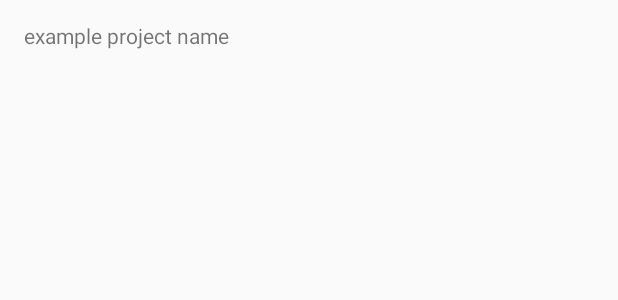
After one commit to thelsien/TeamworkProjectsList, an Android app: the layout list_row_projects.xml on its own in the app's theme, with its tools: preview values and no code run, on a phone screen of 412 x 824 dp. The commit adds this screen. Shown: the top 300 px of the screen. Run offline under Robolectric (Android 15) with nearby library versions, the phone set to English and light mode, and no system bars.

Commit message:
List populated with projects. Added adapter for list.

```diff
--- a/app/src/main/res/layout/fragment_projects_list.xml
+++ b/app/src/main/res/layout/fragment_projects_list.xml
@@ -21,6 +21,7 @@
         android:id="@+id/lv_projects"
         android:layout_width="match_parent"
         android:layout_height="wrap_content"
+        android:paddingTop="@dimen/padding_8dp"
         android:visibility="gone"/>
 
 </RelativeLayout>
--- /dev/null
+++ b/app/src/main/res/layout/list_row_projects.xml
@@ -0,0 +1,13 @@
+<?xml version="1.0" encoding="utf-8"?>
+<TextView xmlns:android="http://schemas.android.com/apk/res/android"
+    xmlns:tools="http://schemas.android.com/tools"
+    android:id="@+id/tv_project_name"
+    android:layout_width="match_parent"
+    android:layout_height="@dimen/list_row_single_line_height"
+    android:gravity="center_vertical"
+    android:lines="1"
+    android:paddingLeft="@dimen/padding_16dp"
+    android:paddingRight="@dimen/padding_16dp"
+    tools:text="example project name">
+
+</TextView>
--- a/app/src/main/res/values/dimens.xml
+++ b/app/src/main/res/values/dimens.xml
@@ -6,4 +6,5 @@
     <dimen name="padding_8dp">8dp</dimen>
     <dimen name="padding_16dp">16dp</dimen>
     <dimen name="padding_32dp">32dp</dimen>
+    <dimen name="list_row_single_line_height">48dp</dimen>
 </resources>
--- a/app/src/main/res/values/strings.xml
+++ b/app/src/main/res/values/strings.xml
@@ -4,4 +4,5 @@
     <string name="error_projects_list_server_query">Error during getting data from the server. Try again later!</string>
     <string name="error_projects_list_parsing_data">Error during parsing data from the server.</string>
     <string name="error_projects_list_server_message_empty">The server return with empty message.</string>
+    <string name="empty_list">The list is currently empty.</string>
 </resources>
```
Also changed, not shown: app/src/main/java/com/thelsien/teamworkprojectslist/ProjectsListFragment.java (+14 -0 lines), app/src/main/java/com/thelsien/teamworkprojectslist/adapters/ProjectsListAdapter.java (added, +55 -0 lines).
